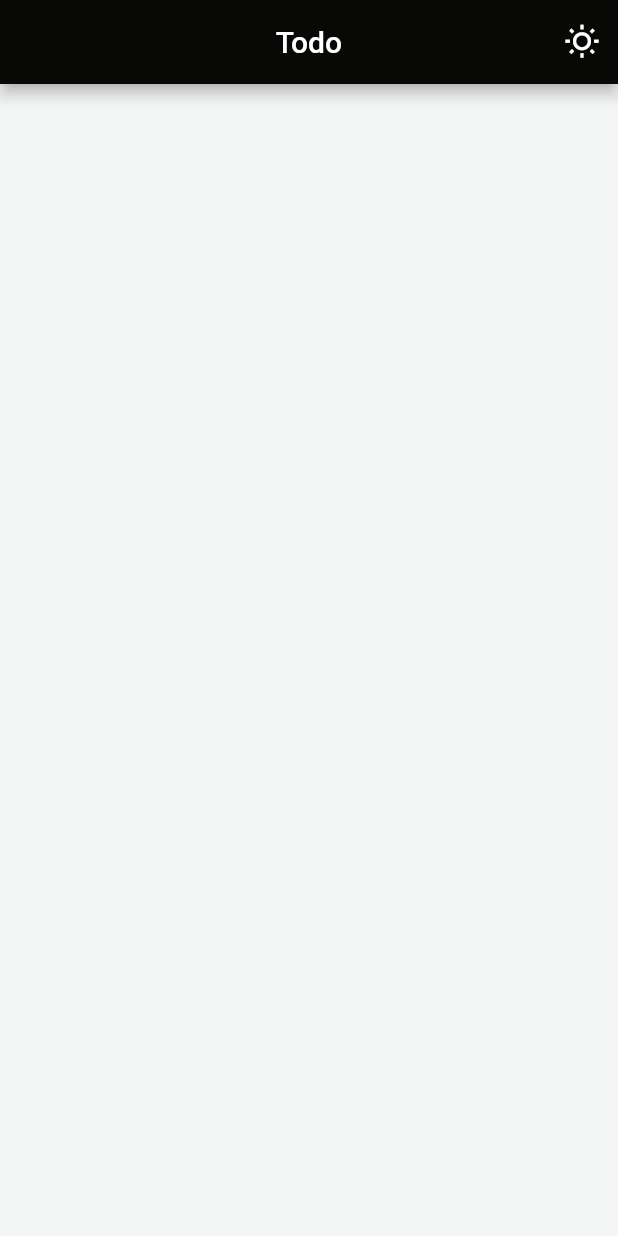
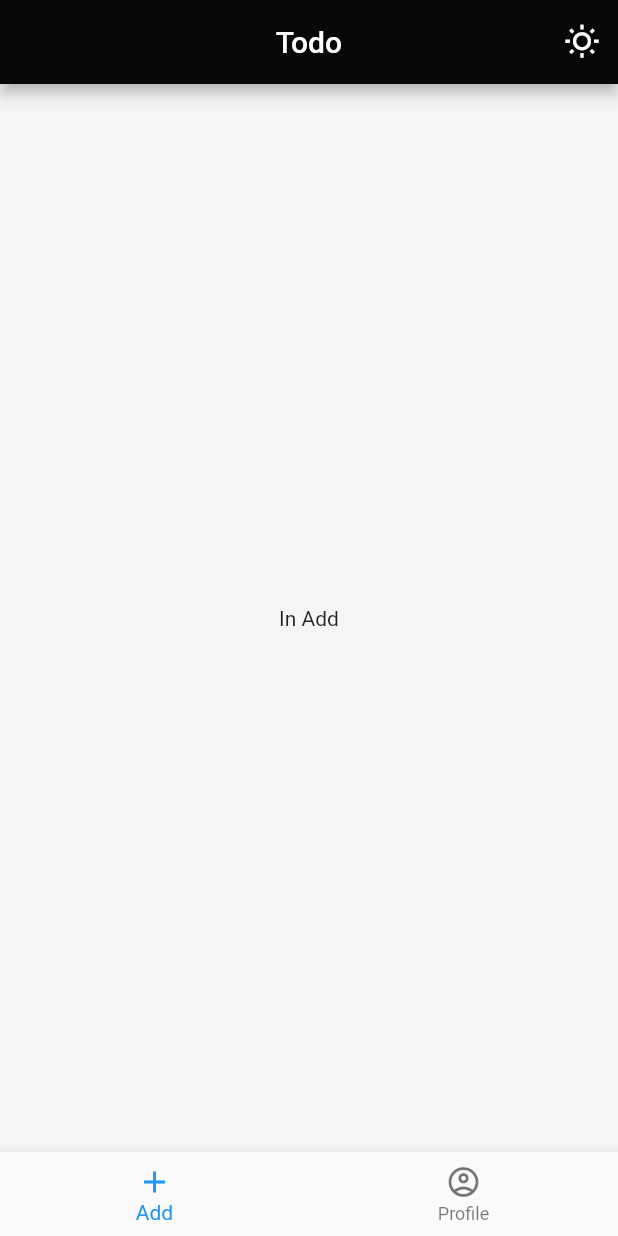
Before and after one commit to Vasco-90/todo_app, a Flutter app: the screen it shows after launch, on a phone screen of 412 x 824 dp. Run offline on Flutter 3.47's test engine with Material 2 defaults, Android fonts, the phone set to English and light mode, and no system bars; our stand-ins replace auto_route, bloc, flutter_bloc, freezed_annotation.

Commit message:
add tabs

```diff
--- /dev/null
+++ b/lib/newTodo/new_todo_page.dart
@@ -0,0 +1,12 @@
+import 'package:flutter/material.dart';
+
+class NewTodoPage extends StatelessWidget {
+  const NewTodoPage({Key? key}) : super(key: key);
+
+  @override
+  Widget build(BuildContext context) {
+    return Center(
+      child: Text('In Add'),
+    );
+  }
+}
--- a/lib/todo_app.dart
+++ b/lib/todo_app.dart
@@ -1,5 +1,7 @@
+import 'package:auto_route/auto_route.dart';
 import 'package:flutter/material.dart';
 import 'package:flutter_bloc/flutter_bloc.dart';
+import 'package:todo_app/common/router/app_router.gr.dart';
 import 'package:todo_app/common/theme/cubit/theme_cubit.dart';
 
 class TodoApp extends StatelessWidget {
@@ -7,8 +9,12 @@ class TodoApp extends StatelessWidget {
 
   @override
   Widget build(BuildContext context) {
-    return Scaffold(
-      appBar: AppBar(
+    return AutoTabsScaffold(
+      routes: const [
+        NewTodoRouter(),
+        ProfileRouter(),
+      ],
+      appBarBuilder: (context, tabsRouter) => AppBar(
         centerTitle: true,
         title: const Text('Todo'),
         actions: [
@@ -20,8 +26,23 @@ class TodoApp extends StatelessWidget {
           ),
         ],
       ),
-      body: Center(
-        child: Container(),
+      bottomNavigationBuilder: (_, tabsRouter) => BottomNavigationBar(
+        currentIndex: tabsRouter.activeIndex,
+        onTap: tabsRouter.setActiveIndex,
+        items: const [
+          BottomNavigationBarItem(
+            icon: Icon(
+              Icons.add,
+            ),
+            label: 'Add',
+          ),
+          BottomNavigationBarItem(
+            icon: Icon(
+              Icons.account_circle_outlined,
+            ),
+            label: 'Profile',
+          ),
+        ],
       ),
     );
   }
```
Also changed, not shown: lib/common/router/app_router.dart (+33 -2 lines), lib/profile/profile_page.dart (added, +12 -0 lines), lib/common/router/app_router.gr.dart.
